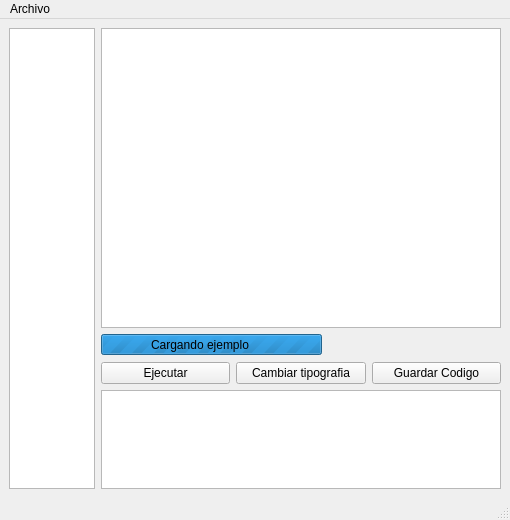
hugoruscitti/pilas, file pilas/cargador/ui.ui: the form before one commit.
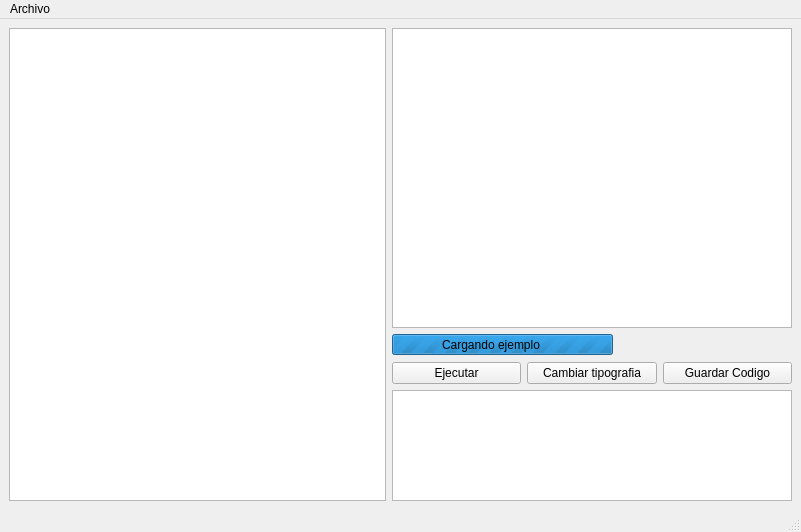
The form after the commit.

Diff of the .ui file:
```diff
--- a/pilas/cargador/ui.ui
+++ b/pilas/cargador/ui.ui
@@ -6,8 +6,8 @@
    <rect>
     <x>0</x>
     <y>0</y>
-    <width>510</width>
-    <height>520</height>
+    <width>801</width>
+    <height>532</height>
    </rect>
   </property>
   <property name="windowTitle">
@@ -134,8 +134,8 @@
     <rect>
      <x>0</x>
      <y>0</y>
-     <width>510</width>
-     <height>25</height>
+     <width>801</width>
+     <height>29</height>
     </rect>
    </property>
    <widget class="QMenu" name="menuArchivo">
```
